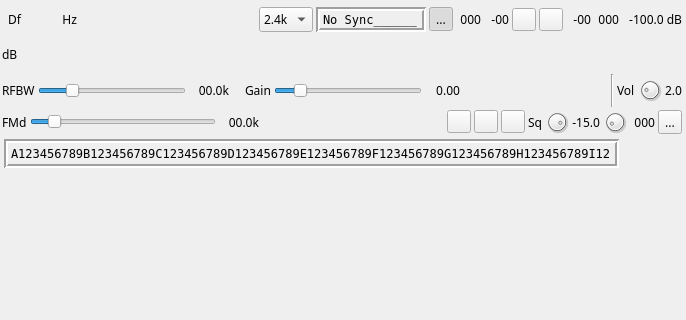
This is plugins/channelrx/demoddsd/dsddemodgui.ui in f4exb/sdrangel as Qt 5 draws it before an edit; both pictures show x 0 to 686 and y 0 to 320 of the 686 by 841 pixel window. The edited form follows.
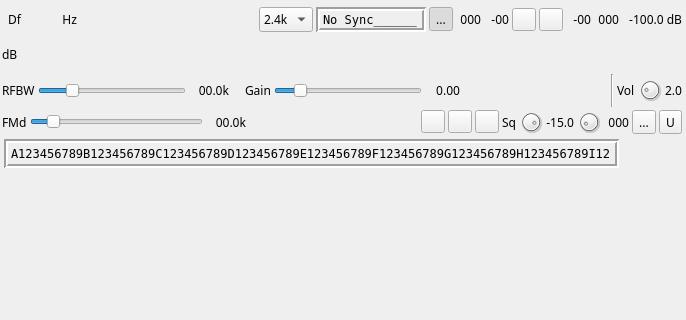
This is the edited form. Icons and pictures are not drawn. Custom widgets are drawn as their Qt base class.

```diff
--- a/plugins/channelrx/demoddsd/dsddemodgui.ui
+++ b/plugins/channelrx/demoddsd/dsddemodgui.ui
@@ -843,6 +843,16 @@
         </property>
        </widget>
       </item>
+      <item>
+       <widget class="ButtonSwitch" name="udpOutput">
+        <property name="toolTip">
+         <string>Copy audio output to UDP</string>
+        </property>
+        <property name="text">
+         <string>U</string>
+        </property>
+       </widget>
+      </item>
      </layout>
     </item>
     <item>
```
